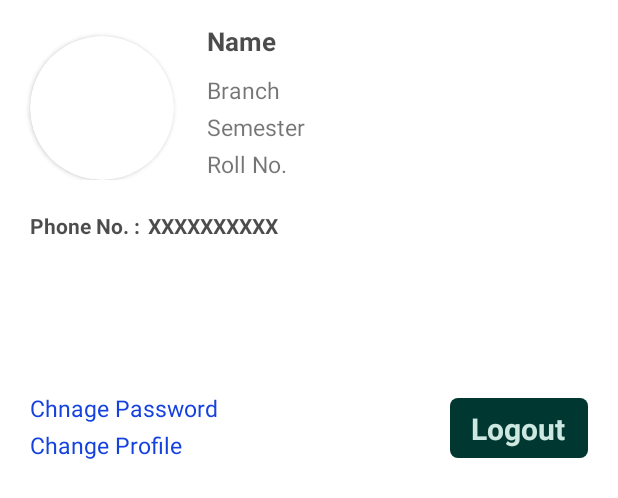
After one commit to captainyt-max/My-Campus, an Android app: the layout profile_dialouge_box.xml on its own in the app's theme, with its tools: preview values and no code run, on a phone screen of 412 x 824 dp. The commit adds this screen. Shown: the top 498 px of the screen. Run offline under Robolectric (Android 15) with nearby library versions, the light colour scheme and no system bars; Roboto replaces fonts that are not available here.

Commit message:
profile added. statusbar colour fixed

```diff
--- a/app/src/main/java/com/example/my_campus/MainActivity.java
+++ b/app/src/main/java/com/example/my_campus/MainActivity.java
@@ -1,14 +1,21 @@
 package com.example.my_campus;
 
+import android.app.Dialog;
 import android.os.Bundle;
+import android.view.Gravity;
 import android.view.MenuItem;
 import android.view.View;
+import android.view.WindowManager;
 import android.widget.ImageButton;
+import android.widget.ImageView;
+import android.widget.TextView;
 import android.widget.Toast;
 
 import androidx.activity.EdgeToEdge;
 import androidx.annotation.NonNull;
 import androidx.appcompat.app.AppCompatActivity;
+import androidx.constraintlayout.widget.ConstraintLayout;
+import androidx.core.content.ContextCompat;
 import androidx.core.graphics.Insets;
 import androidx.core.view.GravityCompat;
 import androidx.core.view.ViewCompat;
@@ -36,6 +43,10 @@ public class MainActivity extends AppCompatActivity {
         EdgeToEdge.enable(this);
         setContentView(R.layout.home_activity);
 
+        //Set status bar and navigation bar color
+        getWindow().setStatusBarColor(ContextCompat.getColor(MainActivity.this, R.color.appAscent));
+        getWindow().setNavigationBarColor(ContextCompat.getColor(MainActivity.this, R.color.appAscent));
+
 
         // set homepage fragment as default on start
         fragmentHomepage fragmentHomepage = new fragmentHomepage();
@@ -53,6 +64,15 @@ public class MainActivity extends AppCompatActivity {
 
         // Temporary - Setting profile image
         profileIcon.setImageResource(R.drawable.ic_home_profile);
+
+        //Opening profile Dialog box
+        profileIcon.setOnClickListener(new View.OnClickListener() {
+            @Override
+            public void onClick(View view) {
+                clickAnimation(view);
+                openProfileDialog();  //calling function created to handle dialog box
+            }
+        });
 
 
 
@@ -142,4 +162,69 @@ public class MainActivity extends AppCompatActivity {
         });
 
     }
+
+
+    //function to handle profile dialog box
+    public void openProfileDialog(){
+        Dialog dialog = new Dialog(this);
+        dialog.setContentView(R.layout.profile_dialouge_box);
+
+        WindowManager.LayoutParams params = dialog.getWindow().getAttributes();
+        params.gravity = Gravity.TOP; // Set the gravity to Top
+
+        params.y = 40;
+        dialog.getWindow().setAttributes(params);
+        dialog.getWindow().setLayout(
+                (int) (getResources().getDisplayMetrics().widthPixels * 0.96),
+                WindowManager.LayoutParams.WRAP_CONTENT
+                //(int) (getResources().getDisplayMetrics().heightPixels * 0.43)
+        );
+        dialog.getWindow().setBackgroundDrawableResource(R.drawable.profile_dialouge_background);
+        dialog.show();
+
+        //finding views from profile box
+        ConstraintLayout logoutButton = dialog.findViewById(R.id.logoutButton);
+        ImageView profileIcon = dialog.findViewById(R.id.profileIcon);
+        TextView name = dialog.findViewById(R.id.name);
+        TextView branch = dialog.findViewById(R.id.branch);
+        TextView semester = dialog.findViewById(R.id.semester);
+        TextView rollno = dialog.findViewById(R.id.rollno);
+        TextView phoneno = dialog.findViewById(R.id.phoneno);
+        TextView changePassword = dialog.findViewById(R.id.changePassword);
+        TextView changeProfile = dialog.findViewById(R.id.changeProfile);
+
+        logoutButton.setOnClickListener(new View.OnClickListener() {
+            @Override
+            public void onClick(View view) {
+                Toast.makeText(MainActivity.this, "Logout", Toast.LENGTH_SHORT).show();
+                clickAnimation(view);
             }
+        });
+
+        changeProfile.setOnClickListener(new View.OnClickListener() {
+            @Override
+            public void onClick(View view) {
+                Toast.makeText(MainActivity.this, "Change Profile", Toast.LENGTH_SHORT).show();
+                clickAnimation(view);
+            }
+        });
+
+        changePassword.setOnClickListener(new View.OnClickListener() {
+            @Override
+            public void onClick(View view) {
+                Toast.makeText(MainActivity.this, "Change Password", Toast.LENGTH_SHORT).show();
+                clickAnimation(view);
+            }
+        });
+
+    }
+
+    public void clickAnimation(View v){
+        v.animate().scaleX(0.9f).scaleY(0.9f).setDuration(100).withEndAction(new Runnable() {
+            @Override
+            public void run() {
+                v.animate().scaleX(1f).scaleY(1f).setDuration(100);
+            }
+        });
+    }
+}
--- /dev/null
+++ b/app/src/main/res/drawable/button_logout_background.xml
@@ -0,0 +1,8 @@
+<?xml version="1.0" encoding="utf-8"?>
+<shape xmlns:android="http://schemas.android.com/apk/res/android"
+    android:shape="rectangle">
+
+    <solid android:color="#003731"/>
+    <corners android:radius="5dp"/>
+
+</shape>
--- /dev/null
+++ b/app/src/main/res/drawable/profile_dialouge_background.xml
@@ -0,0 +1,9 @@
+<?xml version="1.0" encoding="utf-8"?>
+<shape
+    xmlns:android="http://schemas.android.com/apk/res/android"
+    android:shape="rectangle">
+
+    <solid android:color="#CDE8E1"/>
+    <corners android:radius="10dp"/>
+
+</shape>
--- /dev/null
+++ b/app/src/main/res/layout/profile_dialouge_box.xml
@@ -0,0 +1,196 @@
+<?xml version="1.0" encoding="utf-8"?>
+<androidx.constraintlayout.widget.ConstraintLayout xmlns:android="http://schemas.android.com/apk/res/android"
+    xmlns:app="http://schemas.android.com/apk/res-auto"
+    xmlns:tools="http://schemas.android.com/tools"
+    android:layout_width="match_parent"
+    android:layout_height="321dp">
+
+
+    <androidx.constraintlayout.widget.ConstraintLayout
+        android:id="@+id/constraintLayout10"
+        android:layout_width="match_parent"
+        android:layout_height="120dp"
+        app:layout_constraintEnd_toEndOf="parent"
+        app:layout_constraintStart_toStartOf="parent"
+        app:layout_constraintTop_toTopOf="parent">
+
+        <androidx.cardview.widget.CardView
+            android:id="@+id/cardView"
+            android:layout_width="96dp"
+            android:layout_height="96dp"
+            android:layout_gravity="center|center_horizontal"
+            android:layout_marginStart="20dp"
+            app:cardCornerRadius="48dp"
+            app:layout_constraintBottom_toBottomOf="parent"
+            app:layout_constraintStart_toStartOf="parent"
+            app:layout_constraintTop_toTopOf="parent"
+            app:layout_constraintVertical_bias="1.0">
+
+            <ImageView
+                android:id="@+id/profileIcon"
+                android:layout_width="match_parent"
+                android:layout_height="match_parent" />
+        </androidx.cardview.widget.CardView>
+
+
+        <LinearLayout
+            android:layout_width="0dp"
+            android:layout_height="match_parent"
+            android:layout_marginStart="22dp"
+            android:gravity="bottom"
+            android:orientation="vertical"
+            app:layout_constraintBottom_toBottomOf="parent"
+            app:layout_constraintEnd_toEndOf="parent"
+            app:layout_constraintStart_toEndOf="@+id/cardView"
+            app:layout_constraintTop_toTopOf="parent">
+
+            <TextView
+                android:id="@+id/name"
+                android:layout_width="match_parent"
+                android:layout_height="wrap_content"
+                android:layout_marginBottom="10dp"
+                android:text="Name"
+                android:textColor="#B3000000"
+                android:textSize="17sp"
+                android:textStyle="bold" />
+
+            <TextView
+                android:id="@+id/branch"
+                android:layout_width="match_parent"
+                android:layout_height="wrap_content"
+                android:layout_marginBottom="3dp"
+                android:text="Branch"
+                android:textSize="15sp" />
+
+            <TextView
+                android:id="@+id/semester"
+                android:layout_width="match_parent"
+                android:layout_height="wrap_content"
+                android:layout_marginBottom="3dp"
+                android:text="Semester"
+                android:textSize="15sp" />
+
+            <TextView
+                android:id="@+id/rollno"
+                android:layout_width="match_parent"
+                android:layout_height="wrap_content"
+                android:text="Roll No."
+                android:textSize="15sp" />
+        </LinearLayout>
+
+    </androidx.constraintlayout.widget.ConstraintLayout>
+
+    <LinearLayout
+        android:id="@+id/linearLayout4"
+        android:layout_width="match_parent"
+        android:layout_height="110dp"
+        android:layout_marginStart="20dp"
+        android:layout_marginTop="20dp"
+        android:layout_marginEnd="20dp"
+        android:orientation="vertical"
+        app:layout_constraintEnd_toEndOf="parent"
+        app:layout_constraintStart_toStartOf="parent"
+        app:layout_constraintTop_toBottomOf="@+id/constraintLayout10">
+
+
+        <androidx.constraintlayout.widget.ConstraintLayout
+            android:layout_width="match_parent"
+            android:layout_height="20dp"
+            android:gravity="start"
+            android:orientation="horizontal">
+
+            <TextView
+                android:id="@+id/textView33"
+                android:layout_width="wrap_content"
+                android:layout_height="wrap_content"
+                android:layout_weight="1"
+                android:text="Phone No. : "
+                android:textColor="#B3000000"
+                android:textStyle="bold"
+                app:layout_constraintBottom_toBottomOf="parent"
+                app:layout_constraintStart_toStartOf="parent"
+                app:layout_constraintTop_toTopOf="parent" />
+
+            <TextView
+                android:id="@+id/phoneno"
+                android:layout_width="wrap_content"
+                android:layout_height="wrap_content"
+                android:layout_marginStart="2dp"
+                android:layout_weight="1"
+                android:text="XXXXXXXXXX"
+                android:textColor="#B3000000"
+                android:textStyle="bold"
+                app:layout_constraintBottom_toBottomOf="parent"
+                app:layout_constraintStart_toEndOf="@+id/textView33"
+                app:layout_constraintTop_toTopOf="parent"
+                app:layout_constraintVertical_bias="1.0" />
+        </androidx.constraintlayout.widget.ConstraintLayout>
+    </LinearLayout>
+
+    <androidx.constraintlayout.widget.ConstraintLayout
+        android:layout_width="match_parent"
+        android:layout_height="70dp"
+        app:layout_constraintEnd_toEndOf="parent"
+        app:layout_constraintStart_toStartOf="parent"
+        app:layout_constraintTop_toBottomOf="@+id/linearLayout4">
+
+        <LinearLayout
+            android:id="@+id/linearLayout5"
+            android:layout_width="130dp"
+            android:layout_height="68dp"
+            android:layout_marginStart="20dp"
+            android:orientation="vertical"
+            app:layout_constraintBottom_toBottomOf="parent"
+            app:layout_constraintStart_toStartOf="parent"
+            app:layout_constraintTop_toTopOf="parent">
+
+            <TextView
+                android:layout_marginTop="10dp"
+                android:id="@+id/changePassword"
+                android:layout_width="match_parent"
+                android:layout_height="wrap_content"
+                android:clickable="true"
+                android:text="Chnage Password"
+                android:textColor="#1441DF"
+                android:textSize="15sp" />
+
+            <TextView
+                android:id="@+id/changeProfile"
+                android:layout_width="match_parent"
+                android:layout_height="wrap_content"
+                android:layout_marginTop="3dp"
+                android:clickable="true"
+                android:text="Change Profile"
+                android:textColor="#1441DF"
+                android:textSize="15sp" />
+        </LinearLayout>
+
+        <androidx.constraintlayout.widget.ConstraintLayout
+            android:id="@+id/logoutButton"
+            android:layout_width="92dp"
+            android:layout_height="40dp"
+            android:layout_marginEnd="20dp"
+            android:background="@drawable/button_logout_background"
+            android:clickable="true"
+            app:layout_constraintBottom_toBottomOf="parent"
+            app:layout_constraintEnd_toEndOf="parent"
+            app:layout_constraintTop_toTopOf="parent">
+
+            <TextView
+                android:id="@+id/textView38"
+                android:layout_width="wrap_content"
+                android:layout_height="wrap_content"
+                android:text="Logout"
+                android:textColor="#CDE8E1"
+                android:textSize="20sp"
+                android:textStyle="bold"
+                app:layout_constraintBottom_toBottomOf="parent"
+                app:layout_constraintEnd_toEndOf="parent"
+                app:layout_constraintHorizontal_bias="0.484"
+                app:layout_constraintStart_toStartOf="parent"
+                app:layout_constraintTop_toTopOf="parent"
+                app:layout_constraintVertical_bias="0.545" />
+        </androidx.constraintlayout.widget.ConstraintLayout>
+
+    </androidx.constraintlayout.widget.ConstraintLayout>
+</androidx.constraintlayout.widget.ConstraintLayout>
--- a/app/src/main/res/menu/sidebar_drawer_items.xml
+++ b/app/src/main/res/menu/sidebar_drawer_items.xml
@@ -20,7 +20,7 @@
         android:icon="@drawable/ic_nav_navigation"
         android:id="@+id/navNavigation"
         android:title="Navigation"
-        android:titleTextAppearance="@style/Base.Theme.DrawerItemText"/>
+        android:titleTextAppearance="@style/DrawerItemText"/>
 
     <item
         android:icon="@drawable/ic_nav_guidance"
@@ -32,7 +32,7 @@
         android:icon="@drawable/ic_nav_hostel"
         android:id="@+id/navHostel"
         android:title="Hostel"
-        android:titleTextAppearance="@style/Base.Theme.DrawerItemText"/>
+        android:titleTextAppearance="@style/DrawerItemText"/>
 
     <item
         android:icon="@drawable/ic_nav_faculties"
--- a/app/src/main/res/values-night/themes.xml
+++ b/app/src/main/res/values-night/themes.xml
@@ -1,14 +1,7 @@
 
 <resources xmlns:tools="http://schemas.android.com/tools">
     <style name="Base.Theme.my_campus" parent="Theme.MaterialComponents.DayNight.NoActionBar">
-        <!-- Make the status bar transparent -->
-        <item name="android:statusBarColor">@android:color/transparent</item>
-        <!-- Make the navigation bar transparent -->
-        <item name="android:navigationBarColor">@android:color/transparent</item>
-        <!-- Prevents app from overlapping system bars -->
-        <item name="android:fitsSystemWindows">true</item>
-        <!-- Light status bar text/icons -->
-        <item name="android:windowLightStatusBar">true</item>
+        <item name="colorPrimaryVariant">@color/appAscent</item>
     </style>
 
 </resources>
--- a/app/src/main/res/values/colors.xml
+++ b/app/src/main/res/values/colors.xml
@@ -2,4 +2,5 @@
 <resources>
     <color name="black">#FF000000</color>
     <color name="white">#FFFFFFFF</color>
+    <color name="appAscent">#F0ECEC</color>
 </resources>
--- a/app/src/main/res/values/strings.xml
+++ b/app/src/main/res/values/strings.xml
@@ -1,5 +1,5 @@
 <resources>
-    <string name="app_name">my_campus</string>
+    <string name="app_name">Pocket Campus</string>
     <!-- TODO: Remove or change this placeholder text -->
     <string name="hello_blank_fragment">Hello blank fragment</string>
 </resources>
--- a/app/src/main/res/values/styles.xml
+++ b/app/src/main/res/values/styles.xml
@@ -5,4 +5,5 @@
         <item name="android:textSize">20sp</item> <!-- Change this to your desired text size -->
         <item name="android:textColor">#000000</item> <!-- Change to desired text color -->
     </style>
+
 </resources>
--- a/app/src/main/res/values/themes.xml
+++ b/app/src/main/res/values/themes.xml
@@ -1,16 +1,7 @@
 
 <resources xmlns:tools="http://schemas.android.com/tools">
 <style name="Base.Theme.my_campus" parent="Theme.MaterialComponents.DayNight.NoActionBar">
-    <!-- Make the status bar transparent -->
-    <item name="android:statusBarColor">@android:color/transparent</item>
-    <!-- Make the navigation bar transparent -->
-    <item name="android:navigationBarColor">@android:color/transparent</item>
-    <!-- Light status bar text/icons -->
-    <item name="android:windowLightStatusBar">true</item>
+    <item name="colorPrimaryVariant">@color/appAscent</item>
 </style>
 
-    <style name="Base.Theme.DrawerItemText" parent="TextAppearance.AppCompat.Body1">
-        <item name="android:textSize">25sp</item> <!-- Change this to your desired text size -->
-        <item name="android:textColor">#FFFFFF</item> <!-- Change to desired text color -->
-    </style>
 </resources>
```
Also changed, not shown: 4 other files. Lines whose indentation alone changed are shown as unchanged.
